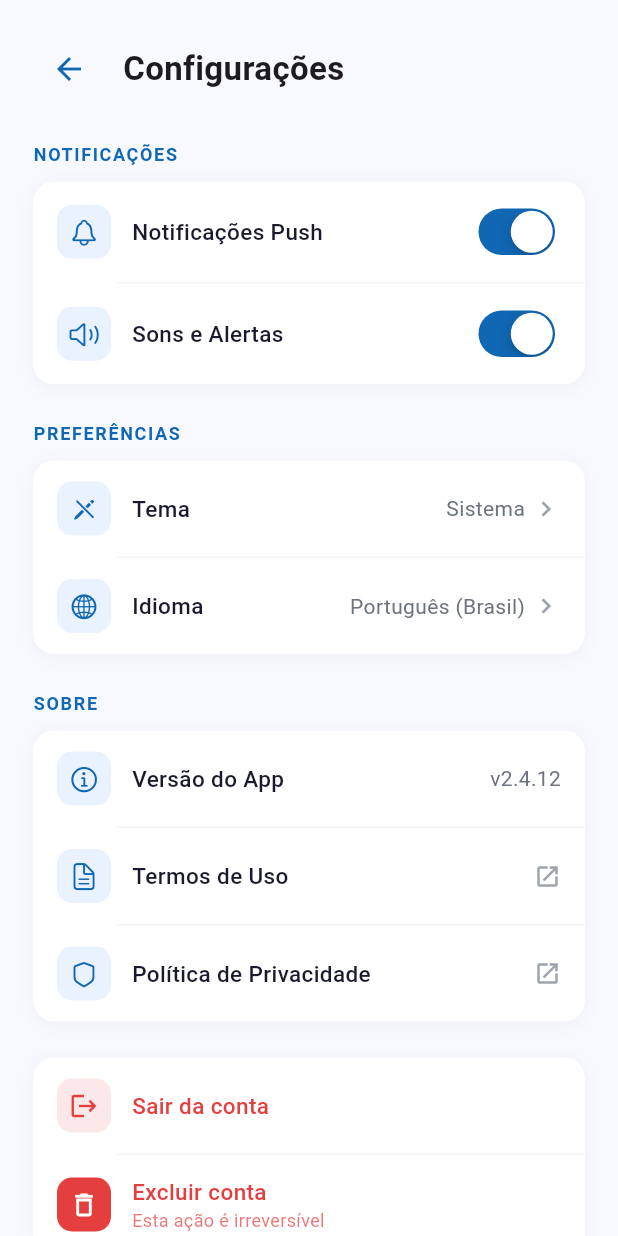
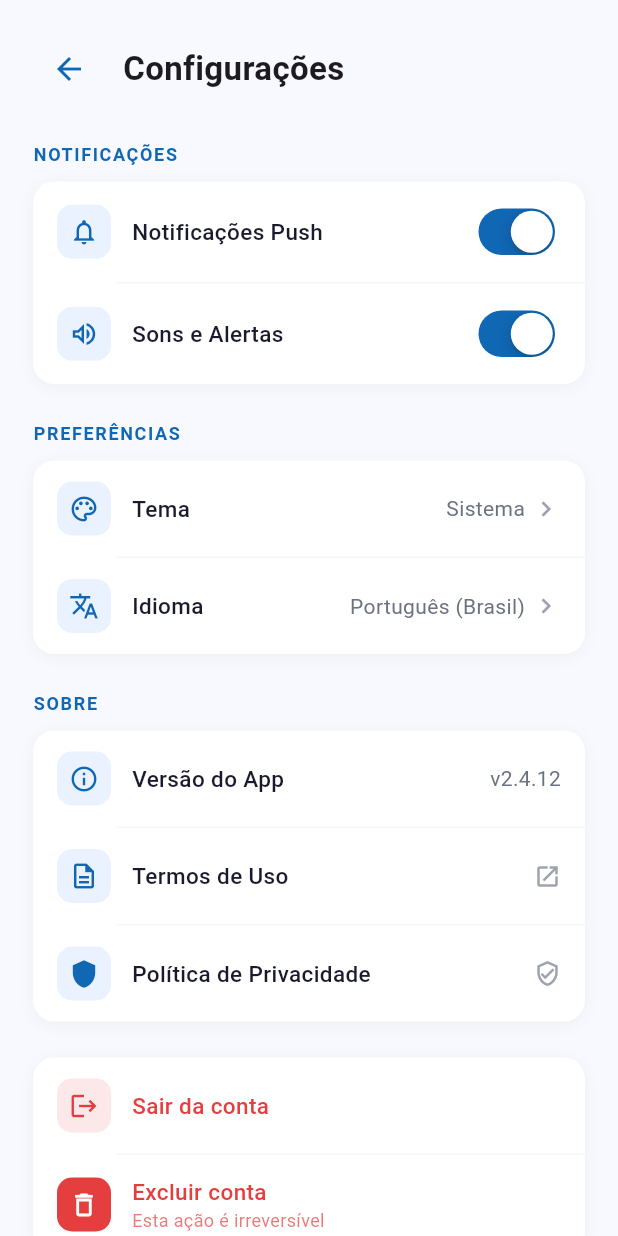
Before and after one commit to caioh230/HomeTasks---Setup, a Flutter app: the SettingsScreen widget shown alone on an empty page, opened directly, on a phone screen of 412 x 824 dp. Run offline on Flutter 3.47's test engine with Material 3 defaults, Android fonts, the phone set to English and light mode, and no system bars; our stand-ins replace dotted_border, firebase_auth, firebase_core, flutter_svg, google_sign_in; accounts and stored records are empty; network calls fail.

Commit message:
Update settings.dart

```diff
--- a/lib/routes/screens/settings.dart
+++ b/lib/routes/screens/settings.dart
@@ -1,3 +1,4 @@
+import 'package:firebase_auth/firebase_auth.dart';
 import 'package:flutter/material.dart';
 import 'package:flutter/cupertino.dart';
 import 'package:hometasks/routes/dashboard.dart';
@@ -50,14 +51,14 @@ class _SettingsScreenState extends State<SettingsScreen> {
               _SettingsCard(
                 children: [
                   _ToggleRow(
-                    icon: CupertinoIcons.bell,
+                    icon: Icons.notifications_outlined,
                     label: 'Notificações Push',
                     value: _notificacoesPush,
                     onChanged: (v) => setState(() => _notificacoesPush = v),
                   ),
                   _Divider(),
                   _ToggleRow(
-                    icon: CupertinoIcons.speaker_2,
+                    icon: Icons.volume_up_outlined,
                     label: 'Sons e Alertas',
                     value: _sonsAlertas,
                     onChanged: (v) => setState(() => _sonsAlertas = v),
@@ -73,13 +74,13 @@ class _SettingsScreenState extends State<SettingsScreen> {
               _SettingsCard(
                 children: [
                   _NavRow(
-                    icon: CupertinoIcons.pencil_slash,
+                    icon: Icons.palette_outlined,
                     label: 'Tema',
                     trailing: 'Sistema',
                   ),
                   _Divider(),
                   _NavRow(
-                    icon: CupertinoIcons.globe,
+                    icon: Icons.translate_outlined,
                     label: 'Idioma',
                     trailing: 'Português (Brasil)',
                   ),
@@ -94,7 +95,7 @@ class _SettingsScreenState extends State<SettingsScreen> {
               _SettingsCard(
                 children: [
                   _NavRow(
-                    icon: CupertinoIcons.info_circle,
+                    icon: Icons.info_outline,
                     label: 'Versão do App',
                     trailing: 'v2.4.12',
                     showChevron: false,
@@ -105,7 +106,7 @@ class _SettingsScreenState extends State<SettingsScreen> {
                   ),
                   _Divider(),
                   _NavRow(
-                    icon: CupertinoIcons.doc_text,
+                    icon: Icons.description_outlined,
                     label: 'Termos de Uso',
                     trailingWidget: const Icon(
                       Icons.open_in_new,
@@ -116,10 +117,10 @@ class _SettingsScreenState extends State<SettingsScreen> {
                   ),
                   _Divider(),
                   _NavRow(
-                    icon: CupertinoIcons.shield,
+                    icon: Icons.shield,
                     label: 'Política de Privacidade',
                     trailingWidget: const Icon(
-                      Icons.open_in_new,
+                      Icons.verified_user_outlined,
                       size: 18,
                       color: Color(0xFF9CA3AF),
                     ),
@@ -137,6 +138,7 @@ class _SettingsScreenState extends State<SettingsScreen> {
                     icon: Icons.logout,
                     label: 'Sair da conta',
                     color: const Color(0xFFE53E3E),
+                    onTap: FirebaseAuth.instance.signOut
                   ),
                   _Divider(),
                   _ActionRow(
@@ -193,7 +195,7 @@ class _SettingsCard extends StatelessWidget {
         borderRadius: BorderRadius.circular(14),
         boxShadow: [
           BoxShadow(
-            color: Colors.black.withOpacity(0.04),
+            color: Colors.black.withValues(alpha: 0.04),
             blurRadius: 8,
             offset: const Offset(0, 2),
           ),
@@ -328,40 +330,67 @@ class _NavRow extends StatelessWidget {
   }
 }
 
-class _ActionRow extends StatelessWidget {
-  const _ActionRow({
+class _ActionRow extends StatefulWidget {
+  final IconData icon;
+  final String label;
+  final String? subtitle;
+  final Color color;
+  final Color? iconBg;
+  final Color? iconColor;
+  final Function? onTap;
+
+  _ActionRow({
     required this.icon,
     required this.label,
     this.subtitle,
     required this.color,
     this.iconBg,
     this.iconColor,
+    this.onTap,
   });
 
-  final IconData icon;
-  final String label;
-  final String? subtitle;
-  final Color color;
-  final Color? iconBg;
-  final Color? iconColor;
+  @override
+  State<_ActionRow> createState() => _ActionRowState();
+}
+
+class _ActionRowState extends State<_ActionRow> {
+  bool _pressed = false;
+  void _setPressed(bool value) {
+    setState(() {
+      _pressed = value;
+    });
+  }
 
   @override
   Widget build(BuildContext context) {
-    final bool hasCustomBg = iconBg != null;
-    return Padding(
+    return GestureDetector(
+      onTapDown: (_) => _setPressed(true),
+      onTapUp: (_) => _setPressed(false),
+      onTapCancel: () => _setPressed(false),
+      onTap: () {
+        if(widget.onTap != null)
+          widget.onTap!();
+      },
+      child: AnimatedContainer(
+        duration: const Duration(milliseconds: 180),
+        curve: Curves.easeOut,
         padding: const EdgeInsets.symmetric(horizontal: 16, vertical: 14),
+        decoration: BoxDecoration(
+          color: _pressed ? widget.color.withValues(alpha: 0.1) : Colors.transparent,
+          borderRadius: BorderRadius.circular(16),
+        ),
         child: Row(
           children: [
             Container(
               width: 36,
               height: 36,
               decoration: BoxDecoration(
-              color: hasCustomBg ? iconBg! : color.withOpacity(0.12),
+                color: widget.iconBg != null ? widget.iconBg! : widget.color.withValues(alpha: 0.12),
                 borderRadius: BorderRadius.circular(10),
               ),
               child: Icon(
-              icon,
-              color: hasCustomBg ? iconColor : color,
+                widget.icon,
+                color: widget.iconBg != null ? widget.iconColor : widget.color,
                 size: 20,
               ),
             ),
@@ -370,22 +399,26 @@ class _ActionRow extends StatelessWidget {
               crossAxisAlignment: CrossAxisAlignment.start,
               children: [
                 Text(
-                label,
+                  widget.label,
                   style: TextStyle(
                     fontSize: 15,
                     fontWeight: FontWeight.w500,
-                  color: color,
+                    color: widget.color,
                   ),
                 ),
-              if (subtitle != null)
+                if (widget.subtitle != null)
                   Text(
-                  subtitle!,
-                  style: TextStyle(fontSize: 12, color: color.withOpacity(0.7)),
+                    widget.subtitle!,
+                    style: TextStyle(
+                      fontSize: 12,
+                      color: widget.color.withValues(alpha: 0.7),
+                    ),
                   ),
               ],
             ),
           ],
         ),
+      ),
     );
   }
 }
```
Lines whose indentation alone changed are shown as unchanged.
